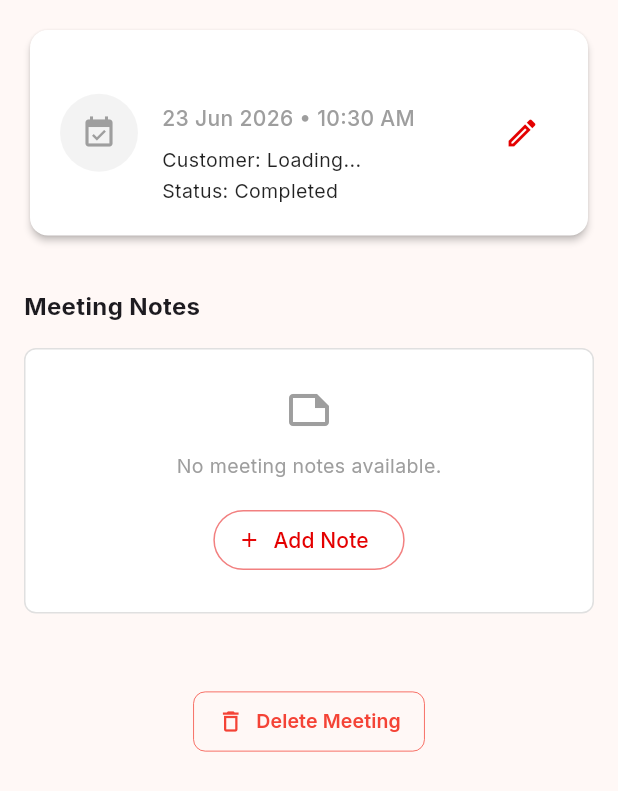
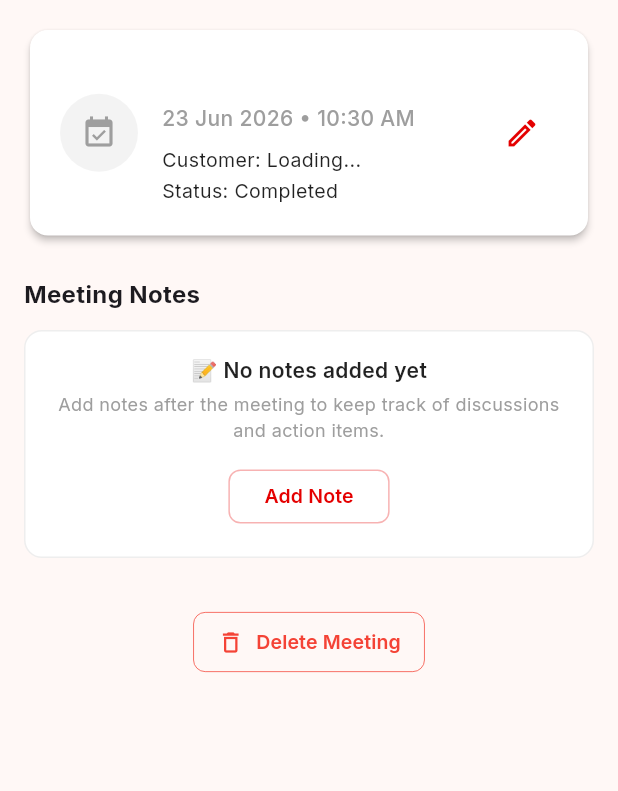
Before and after one commit to Prxtam/Airtel-Nexus, a Flutter app: the _MeetingDetailBody widget shown alone on an empty page, opened directly with empty values, on a phone screen of 412 x 824 dp. Shown: the top 791 px of the screen. Run offline on Flutter 3.47's test engine with Material 3 defaults, Android fonts, the phone set to English and light mode, and no system bars; our stand-ins replace dio, flutter_local_notifications, flutter_riverpod, flutter_secure_storage, flutter_svg, gap and 5 more; accounts and stored records are empty.

Commit message:
UI Improved pt 2

```diff
--- a/frontend/lib/features/meetings/views/meeting_detail_screen.dart
+++ b/frontend/lib/features/meetings/views/meeting_detail_screen.dart
@@ -336,7 +336,7 @@ class _MeetingDetailBodyState extends ConsumerState<_MeetingDetailBody> {
 
 
 
-          const Gap(32),
+          const Gap(24),
 
           // Notes Section Header
           Consumer(builder: (context, ref, child) {
@@ -358,11 +358,11 @@ class _MeetingDetailBodyState extends ConsumerState<_MeetingDetailBody> {
             );
           }),
 
-          const Gap(16),
+          const Gap(12),
 
           _NotesSection(meetingId: widget.meetingId),
 
-          const Gap(48),
+          const Gap(32),
 
           // Delete Button (Standalone)
           Align(
@@ -418,28 +418,31 @@ class _NotesSection extends ConsumerWidget {
         if (notes.isEmpty) {
           return Container(
             width: double.infinity,
-            padding: const EdgeInsets.symmetric(vertical: 24, horizontal: 16),
+            padding: const EdgeInsets.all(16),
             decoration: BoxDecoration(
               color: Colors.white,
-              borderRadius: BorderRadius.circular(8),
-              border: Border.all(color: Colors.grey.shade300),
+              borderRadius: BorderRadius.circular(12),
+              border: Border.all(color: Colors.grey.shade200),
             ),
             child: Column(
               mainAxisAlignment: MainAxisAlignment.center,
               children: [
-                const Icon(Icons.note_outlined, color: Colors.grey, size: 32),
+                const Text('📝 No notes added yet',
+                    style: TextStyle(color: Colors.black87, fontWeight: FontWeight.w600, fontSize: 14)),
+                const Gap(4),
+                const Text('Add notes after the meeting to keep track of discussions and action items.',
+                    textAlign: TextAlign.center,
+                    style: TextStyle(color: Colors.grey, fontSize: 12, height: 1.4)),
                 const Gap(12),
-                const Text('No meeting notes available.',
-                    style: TextStyle(color: Colors.grey, fontSize: 13)),
-                const Gap(16),
-                OutlinedButton.icon(
+                OutlinedButton(
                   onPressed: () => context.push('/meetings/$meetingId/notes/create'),
-                  icon: const Icon(Icons.add, size: 16),
-                  label: const Text('Add Note'),
                   style: OutlinedButton.styleFrom(
                     foregroundColor: AppConstants.primaryColor,
-                    side: BorderSide(color: AppConstants.primaryColor.withValues(alpha: 0.5)),
+                    side: BorderSide(color: AppConstants.primaryColor.withValues(alpha: 0.3)),
+                    minimumSize: const Size(0, 36),
+                    shape: RoundedRectangleBorder(borderRadius: BorderRadius.circular(8)),
                   ),
+                  child: const Text('Add Note', style: TextStyle(fontSize: 13, fontWeight: FontWeight.w600)),
                 ),
               ],
             ),
```
Also changed, not shown: frontend/lib/features/tasks/views/task_detail_screen.dart (+34 -57 lines).
